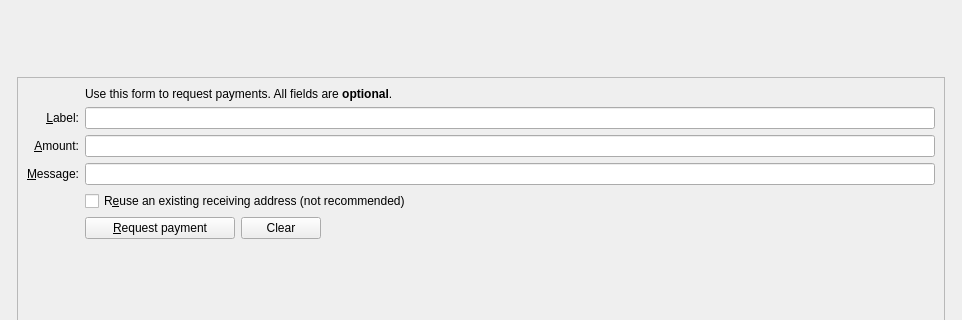
Before: the Qt Designer form src/qt/forms/receivecoinsdialog.ui in supertref/Reex, drawn with Qt 5; both pictures show x 0 to 962 and y 0 to 320 of the 962 by 616 pixel window.
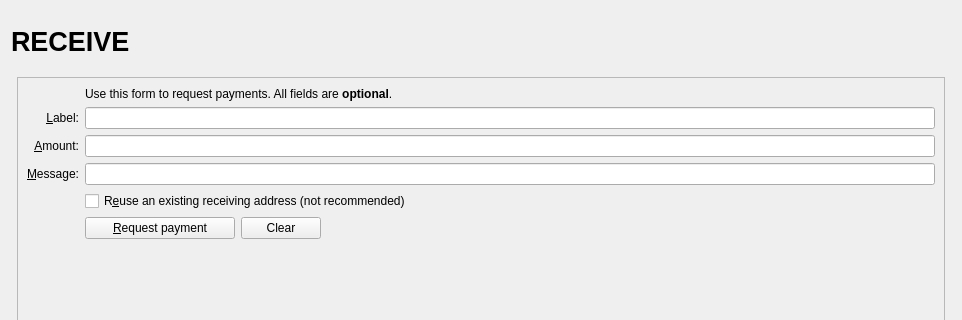
After: the same form once the commit is applied. Icons and pictures are not drawn. Custom widgets are drawn as their Qt base class.

What changed in the file:
```diff
--- a/src/qt/forms/receivecoinsdialog.ui
+++ b/src/qt/forms/receivecoinsdialog.ui
@@ -32,7 +32,33 @@
          <number>0</number>
         </property>
         <item>
-         <layout class="QHBoxLayout" name="horizontalLayout_Header" stretch="1,0">
+         <layout class="QHBoxLayout" name="horizontalLayout_Header" stretch="1,0,1">
+          <item>
+           <widget class="QLabel" name="labelOverviewHeaderLeft">
+            <property name="minimumSize">
+             <size>
+              <width>464</width>
+              <height>60</height>
+             </size>
+            </property>
+            <property name="maximumSize">
+             <size>
+              <width>16777215</width>
+              <height>60</height>
+             </size>
+            </property>
+            <property name="font">
+             <font>
+              <pointsize>20</pointsize>
+              <weight>75</weight>
+              <bold>true</bold>
+             </font>
+            </property>
+            <property name="text">
+             <string>RECEIVE</string>
+            </property>
+           </widget>
+          </item>
           <item>
            <spacer name="horizontalSpacer_3">
             <property name="orientation">
```
